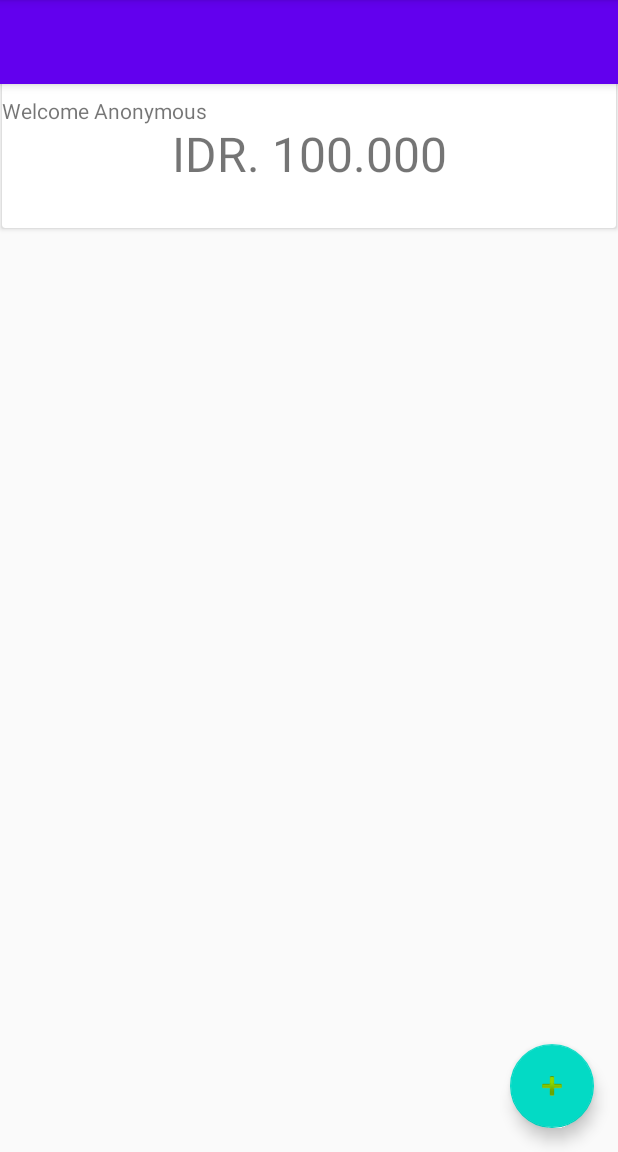
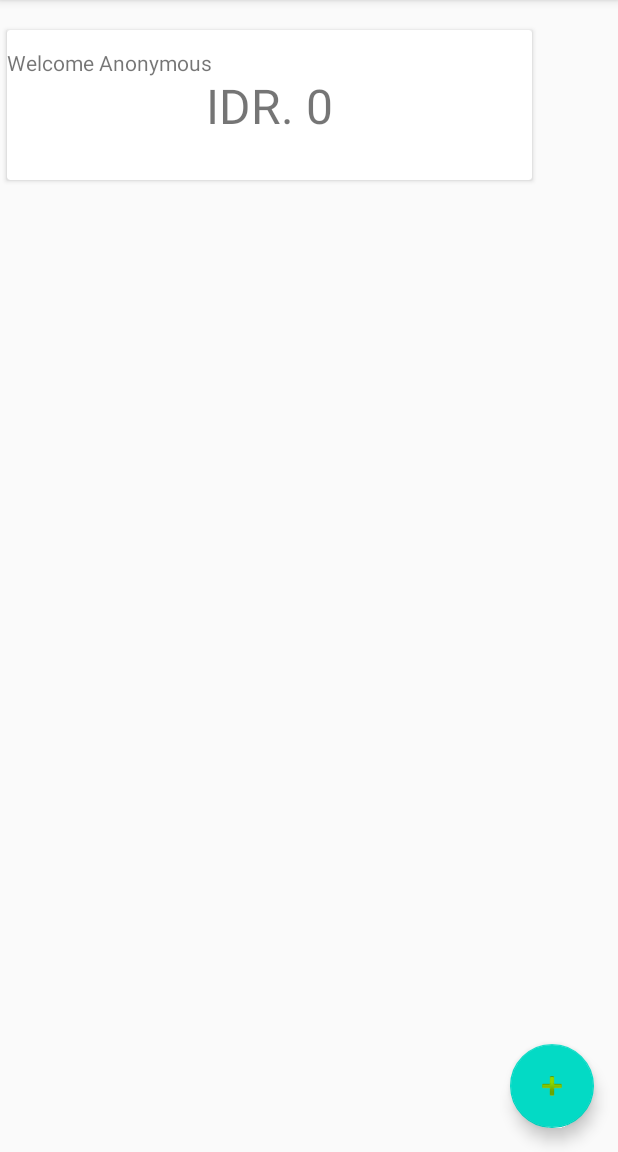
Before and after one commit to rizkinovitria139/Application, an Android app: the screen it shows after launch (MainActivity), on a phone screen of 412 x 824 dp, the part 84-1236 px from its top. Run offline under Robolectric (Android 15) with nearby library versions, the phone set to English and light mode, and no system bars.

Commit message:
fixing banget

```diff
--- a/app/src/main/AndroidManifest.xml
+++ b/app/src/main/AndroidManifest.xml
@@ -8,7 +8,8 @@
         android:label="@string/app_name"
         android:roundIcon="@mipmap/ic_launcher_round"
         android:supportsRtl="true"
-        android:theme="@style/AppTheme">
+        android:theme="@style/AppTheme"
+        android:name=".Application">
         <activity android:name=".SaveActivity"></activity>
         <activity android:name=".MainActivity">
             <intent-filter>
--- a/app/src/main/res/layout/activity_main.xml
+++ b/app/src/main/res/layout/activity_main.xml
@@ -1,26 +1,10 @@
 <?xml version="1.0" encoding="utf-8"?>
-<androidx.coordinatorlayout.widget.CoordinatorLayout xmlns:android="http://schemas.android.com/apk/res/android"
+<androidx.coordinatorlayout.widget.CoordinatorLayout
+    xmlns:android="http://schemas.android.com/apk/res/android"
     xmlns:tools="http://schemas.android.com/tools"
     xmlns:app="http://schemas.android.com/apk/res-auto"
-
-
     android:layout_width="match_parent"
     android:layout_height="match_parent">
-
-    <com.google.android.material.appbar.AppBarLayout
-        android:id="@+id/appbar"
-
-        android:layout_width="match_parent"
-        android:layout_height="wrap_content"
-        app:layout_anchor="@+id/appbar"
-        app:layout_anchorGravity="center">
-
-        <androidx.appcompat.widget.Toolbar
-            android:id="@+id/toolbar"
-            android:layout_width="match_parent"
-            android:layout_height="?attr/actionBarSize"></androidx.appcompat.widget.Toolbar>
-
-    </com.google.android.material.appbar.AppBarLayout>
 
     <com.google.android.material.floatingactionbutton.FloatingActionButton
         android:id="@+id/fab"
@@ -34,7 +18,4 @@
         layout="@layout/content_main"
         android:layout_width="wrap_content"
         android:layout_height="wrap_content" />
-
-    "
-
 </androidx.coordinatorlayout.widget.CoordinatorLayout>
--- a/app/src/main/res/layout/content_main.xml
+++ b/app/src/main/res/layout/content_main.xml
@@ -8,9 +8,9 @@
 
     <androidx.cardview.widget.CardView
         android:id="@+id/cardView2"
-        android:layout_width="409dp"
+        android:layout_width="350dp"
         android:layout_height="100dp"
-        android:layout_marginTop="52dp"
+        android:layout_marginTop="20dp"
         app:layout_constraintEnd_toEndOf="parent"
         app:layout_constraintHorizontal_bias="0.454"
         app:layout_constraintStart_toStartOf="parent"
@@ -35,7 +35,7 @@
                 android:id="@+id/textBalance"
                 android:layout_width="wrap_content"
                 android:layout_height="wrap_content"
-                android:text="IDR. 100.000"
+                android:text="IDR. 0"
                 android:textSize="32sp"
                 app:layout_constraintBottom_toBottomOf="parent"
                 app:layout_constraintEnd_toEndOf="parent"
@@ -46,14 +46,15 @@
 
     <androidx.recyclerview.widget.RecyclerView
         android:id="@+id/rv_transaction"
-        android:layout_width="409dp"
-        android:layout_height="577dp"
+        android:layout_width="350dp"
+        android:layout_height="550dp"
         android:layout_marginStart="5dp"
         android:layout_marginLeft="5dp"
-        android:layout_marginTop="1dp"
+        android:layout_marginTop="20dp"
         android:layout_marginEnd="5dp"
         android:layout_marginRight="5dp"
         app:layout_constraintEnd_toEndOf="parent"
+        app:layout_constraintHorizontal_bias="0.49"
         app:layout_constraintStart_toStartOf="parent"
         app:layout_constraintTop_toBottomOf="@+id/cardView2" />
 </androidx.constraintlayout.widget.ConstraintLayout>
```
Also changed, not shown: app/src/main/java/com/example/application/adapter/TransactionAdapter.java (+16 -3 lines), app/src/main/java/com/example/application/model/Account.java (+16 -12 lines), app/src/main/res/layout/item_transaction.xml (+9 -13 lines).
